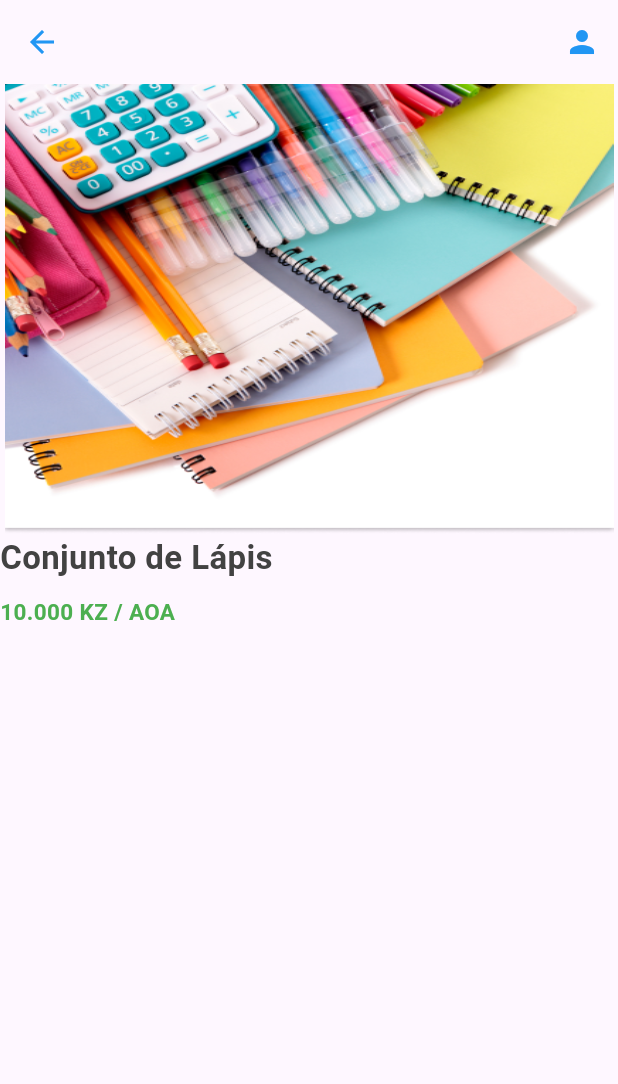
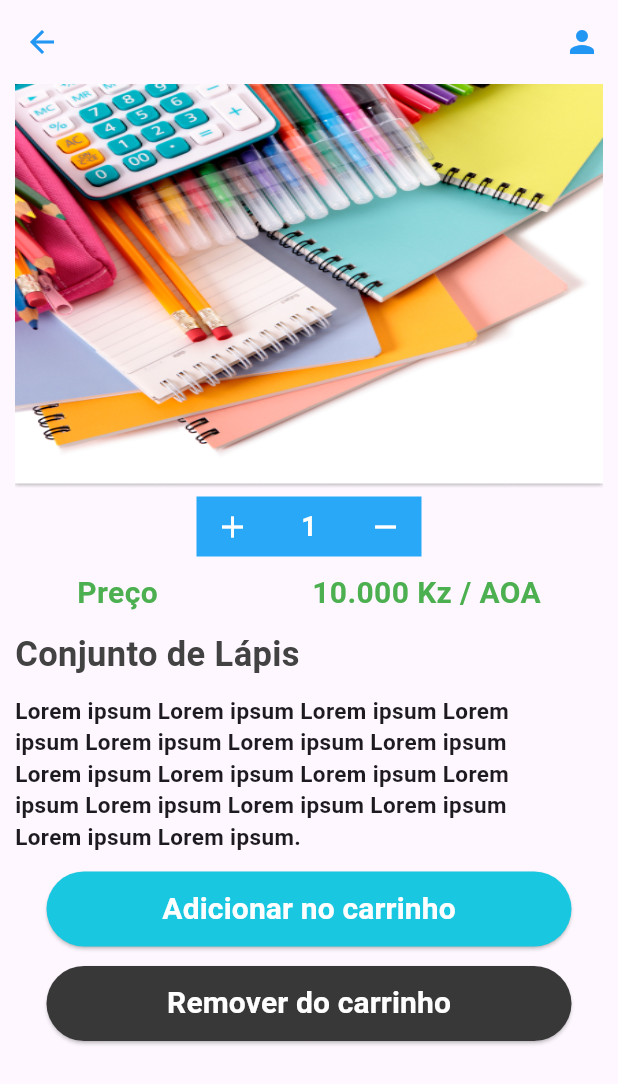
Before and after one commit to SaraTuma/Flutter-EscolaFacil, a Flutter app: the TelaDetalhesProduto screen opened by its route, on a phone screen of 412 x 824 dp. Shown: the top 1084 px of the screen. Run offline on Flutter 3.47's test engine with Material 2 defaults, Android fonts, the phone set to English and light mode, and no system bars.

Commit message:
terminei tela detalhes do produto e add a tela de encomandas

```diff
--- a/lib/main.dart
+++ b/lib/main.dart
@@ -2,6 +2,7 @@ import 'package:flutter/material.dart';
 import 'package:flutter_escola_facil/view/tela_add_usuario.dart';
 import 'package:flutter_escola_facil/view/tela_carrinho.dart';
 import 'package:flutter_escola_facil/view/tela_detalhes_produto.dart';
+import 'package:flutter_escola_facil/view/tela_encomendas.dart';
 import 'package:flutter_escola_facil/view/tela_inicial.dart';
 import 'package:flutter_escola_facil/view/tela_login.dart';
 import 'package:flutter_escola_facil/view/tela_principal.dart';
@@ -22,7 +23,8 @@ class MyApp extends StatelessWidget {
       debugShowCheckedModeBanner: false,
       title: 'Flutter Demo',
       theme: ThemeData(
-        colorScheme: ColorScheme.fromSeed(seedColor: Colors.deepPurple),
+        colorScheme: ColorScheme.fromSeed(seedColor:
+        Colors.deepPurple),
         useMaterial3: true,
       ),
       initialRoute: '/',
@@ -35,6 +37,7 @@ class MyApp extends StatelessWidget {
         '/addUsuario': (context) => const TelaAdicionarUsuario(),
         '/redSenha': (context) => const TelaRedefinirSenha(),
         '/carrinho': (context) => const TelaCarrinho(),
+        '/encomenda': (context) => const TelaEncomendas(),
       },
     );
   }
--- a/lib/view/tela_detalhes_produto.dart
+++ b/lib/view/tela_detalhes_produto.dart
@@ -1,7 +1,21 @@
 import 'package:flutter/material.dart';
 
-class TelaDetalhesProduto extends StatelessWidget {
+class TelaDetalhesProduto extends StatefulWidget {
   const TelaDetalhesProduto({super.key});
+
+  @override
+  State<TelaDetalhesProduto> createState() => _TelaDetalhesProdutoState();
+}
+
+class _TelaDetalhesProdutoState extends State<TelaDetalhesProduto> {
+  late int valor;
+
+  @override
+  void initState() {
+    // TODO: implement initState
+    super.initState();
+    valor = 1;
+  }
 
   @override
   Widget build(BuildContext context) {
@@ -27,32 +41,142 @@ class TelaDetalhesProduto extends StatelessWidget {
               ))
         ],
       ),
-      body: Column(crossAxisAlignment: CrossAxisAlignment.start, children: [
+      body: Container(
+        height: 700,
+        child: SingleChildScrollView(
+          child:
+              Column(crossAxisAlignment: CrossAxisAlignment.start, children: [
             Padding(
-          padding: EdgeInsets.only(left: 3, right: 3),
+              padding: EdgeInsets.only(left: 10, right: 10),
               child: Image.asset(
                 "assets/images/Papelaria-1.png",
-            height: 300,
+                height: 270,
                 width: double.infinity,
                 fit: BoxFit.fill,
               ),
             ),
+
+            Center(
+              child: Container(
+                margin: EdgeInsets.only(top: 5),
+                height: 40,
+                width: 150,
+                color: Color.fromRGBO(40, 168, 247, 1),
+                child: Row(
+                    mainAxisAlignment: MainAxisAlignment.spaceBetween,
+                    children: [
+                      IconButton(
+                          onPressed: () {
+                            if (valor < 10) {
+                              setState(() {
+                                valor++;
+                              });
+                            }
+                          },
+                          icon: Icon(
+                            Icons.add,
+                            color: Colors.white,
+                          )),
                       Text(
+                        valor.toString(),
+                        style: TextStyle(
+                            color: Colors.white,
+                            fontWeight: FontWeight.bold,
+                            fontSize: 18),
+                      ),
+                      IconButton(
+                          onPressed: () {
+                            if (valor > 1) {
+                              setState(() {
+                                valor--;
+                              });
+                            }
+                          },
+                          icon: Icon(
+                            Icons.remove,
+                            color: Colors.white,
+                          )),
+                    ]),
+              ),
+            ),
+            Container(height: 10),
+            Row(mainAxisAlignment: MainAxisAlignment.spaceAround, children: [
+              Text('Preço',
+                  style: TextStyle(
+                      fontSize: 20,
+                      color: Colors.green,
+                      fontWeight: FontWeight.bold)),
+              Text('10.000 Kz / AOA',
+                  style: TextStyle(
+                      fontSize: 20,
+                      color: Colors.green,
+                      fontWeight: FontWeight.bold))
+            ]),
+
+            Container(
+              margin: EdgeInsets.only(left: 10, top: 10),
+              child: Text(
                 "Conjunto de Lápis",
                 style: TextStyle(
-              fontSize: 22,
+                    fontSize: 23,
                     color: Colors.grey[800],
                     fontWeight: FontWeight.bold),
+              ),
             ),
             // Add a space between the title and the text
             Container(height: 10),
             // Display the card's text using a font size of 15 and a light grey color
-        Text(
-          "10.000 KZ / AOA",
+            Container(
+              margin: EdgeInsets.only(left: 10),
+              width: 350,
+              child: Text(
+                "Lorem ipsum Lorem ipsum Lorem ipsum Lorem ipsum Lorem ipsum Lorem ipsum Lorem ipsum Lorem ipsum Lorem ipsum Lorem ipsum Lorem ipsum Lorem ipsum Lorem ipsum Lorem ipsum Lorem ipsum Lorem ipsum.",
+                style: TextStyle(fontSize: 15, fontWeight: FontWeight.bold),
+              ),
+            ),
+            Center(
+              child: Container(
+                margin: EdgeInsets.only(top: 13),
+                height: 50,
+                width: 350,
+                child: ElevatedButton(
+                  onPressed: () {
+                    print('clicou...');
+                  },
+                  child: Text("Adicionar no carrinho",
                       style: TextStyle(
-              fontSize: 15, color: Colors.green, fontWeight: FontWeight.bold),
+                          color: Colors.white,
+                          fontSize: 20,
+                          fontWeight: FontWeight.bold)),
+                  style: ButtonStyle(
+                      backgroundColor: MaterialStatePropertyAll(
+                          Color.fromRGBO(25, 200, 224, 1))),
                 ),
+              ),
+            ),
+            Center(
+              child: Container(
+                margin: EdgeInsets.only(top: 13),
+                height: 50,
+                width: 350,
+                child: ElevatedButton(
+                  onPressed: () {
+                    print('clicou...');
+                  },
+                  child: Text("Remover do carrinho",
+                      style: TextStyle(
+                          color: Colors.white,
+                          fontSize: 20,
+                          fontWeight: FontWeight.bold)),
+                  style: ButtonStyle(
+                      backgroundColor: MaterialStatePropertyAll(
+                          Color.fromRGBO(56, 56, 56, 1))),
+                ),
+              ),
+            )
           ]),
+        ),
+      ),
     ));
   }
 }
--- a/lib/view/tela_splash.dart
+++ b/lib/view/tela_splash.dart
@@ -25,9 +25,7 @@ class _TelaSplashState extends State<TelaSplash> {
           crossAxisAlignment: CrossAxisAlignment.center,
           children: [
             Image.asset("assets/images/logo.png"),
-            CircularProgressIndicator(
-              color: Color.fromRGBO(25, 95, 224, 1)
-            )
+            CircularProgressIndicator(color: Color.fromRGBO(25, 95, 224, 1))
           ],
         )));
   }
--- a/lib/view/widgets/opcao_drawer.dart
+++ b/lib/view/widgets/opcao_drawer.dart
@@ -17,7 +17,7 @@ class AppDrawer extends StatelessWidget {
               style: TextStyle(fontWeight: FontWeight.bold),
             ),
             currentAccountPicture: CircleAvatar(
-              child: Text("ST"),
+              child: Text("S"),
             ),
           ),
           ListTile(
```
Also changed, not shown: lib/view/tela_encomendas.dart (added, +142 -0 lines). Lines whose indentation alone changed are shown as unchanged.
